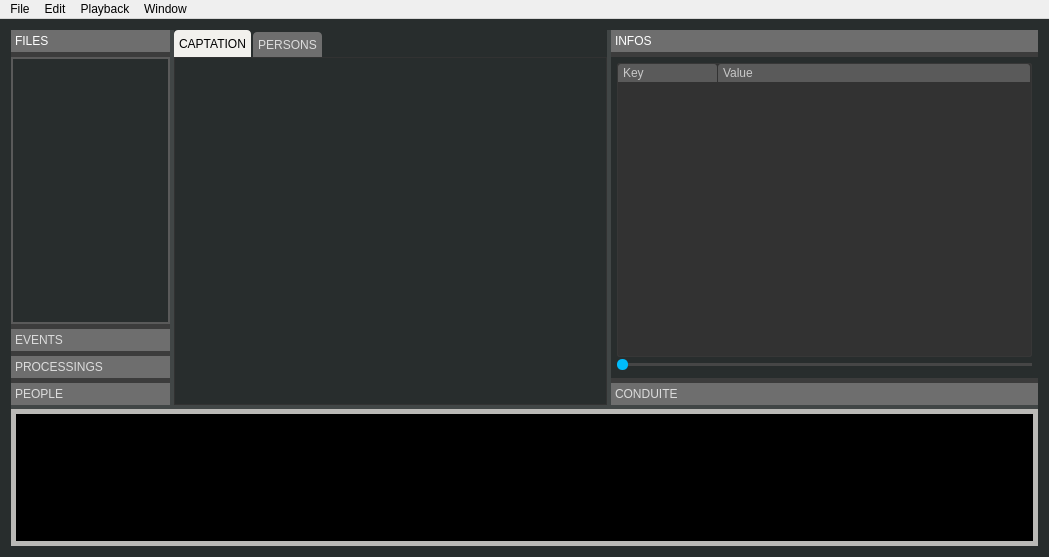
This is rekall.ui in Rekall/Rekall as Qt 5 draws it before an edit. The edited form follows.
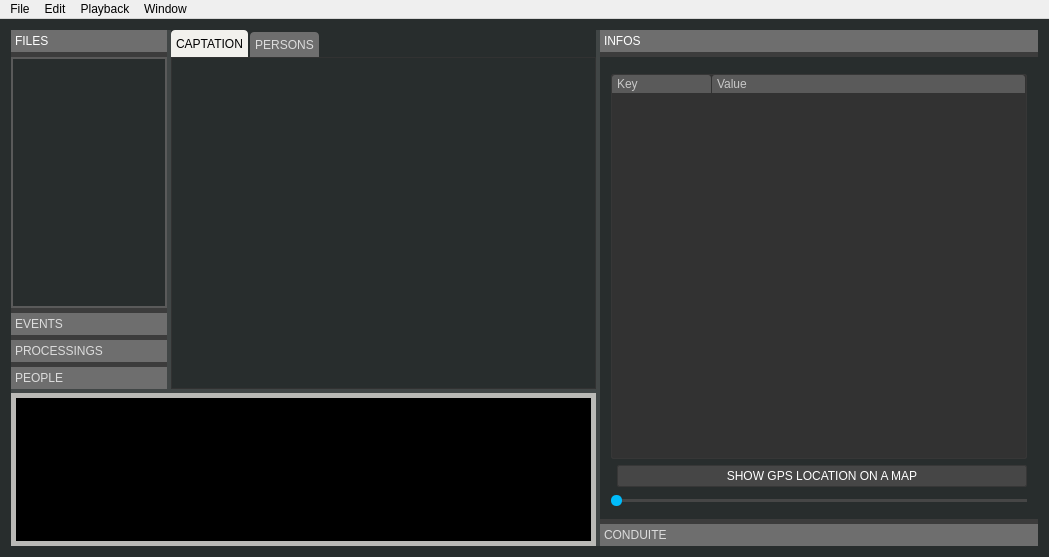
This is the edited form. The open tabs and pages were chosen to show the change. Icons and pictures are not drawn. Custom widgets are drawn as their Qt base class.

Commit message: UI tabs & conduite

```diff
--- a/rekall.ui
+++ b/rekall.ui
@@ -96,7 +96,7 @@
 QToolBox {
 	background-color: 				rgb(60, 60, 60);
 }
-QToolBox QWidget#chutierPage, QToolBox QWidget#feedPage, QToolBox QWidget#infosPage, QToolBox QWidget#conduitePage, QToolBox QWidget#tasksPage, QToolBox QWidget#peoplePage {
+QToolBox QWidget#chutierPage, QToolBox QWidget#feedPage, QToolBox QWidget#infosPage, QToolBox QWidget#conduitePage, QToolBox QWidget#tasksPage, QToolBox QWidget#peoplePage, QToolBox QWidget#previewPage {
 	background-color: 				rgb(40, 45, 45);
 }
 
@@ -346,7 +346,11 @@
   <widget class="QWidget" name="centralwidget">
    <layout class="QHBoxLayout" name="horizontalLayout">
     <item>
-     <widget class="QSplitter" name="mainSplitter">
+     <widget class="QSplitter" name="conduiteSplitter">
+      <property name="orientation">
+       <enum>Qt::Horizontal</enum>
+      </property>
+      <widget class="QSplitter" name="timelineSplitter">
       <property name="orientation">
        <enum>Qt::Vertical</enum>
       </property>
@@ -366,7 +370,7 @@
           <rect>
            <x>0</x>
            <y>0</y>
-           <width>215</width>
+            <width>155</width>
            <height>258</height>
           </rect>
          </property>
@@ -627,6 +631,16 @@
          </layout>
         </widget>
        </widget>
+       </widget>
+       <widget class="Timeline" name="timeline" native="true">
+        <property name="minimumSize">
+         <size>
+          <width>100</width>
+          <height>100</height>
+         </size>
+        </property>
+       </widget>
+      </widget>
        <widget class="QToolBox" name="toolBoxRight">
         <property name="currentIndex">
          <number>1</number>
@@ -639,20 +653,17 @@
           <rect>
            <x>0</x>
            <y>0</y>
-           <width>215</width>
-           <height>308</height>
+          <width>437</width>
+          <height>461</height>
           </rect>
          </property>
          <attribute name="label">
           <string>INFOS</string>
          </attribute>
          <layout class="QVBoxLayout" name="verticalLayout_7">
-          <property name="spacing">
-           <number>0</number>
-          </property>
-          <property name="margin">
-           <number>6</number>
-          </property>
+         <item>
+          <widget class="Previewer" name="preview" native="true"/>
+         </item>
           <item>
            <widget class="QTreeWidget" name="metadata">
             <property name="minimumSize">
@@ -679,6 +690,13 @@
             </column>
            </widget>
           </item>
+         <item>
+          <widget class="QPushButton" name="metadataOpenGps">
+           <property name="text">
+            <string>SHOW GPS LOCATION ON A MAP</string>
+           </property>
+          </widget>
+         </item>
           <item>
            <widget class="QSlider" name="metadataSlider">
             <property name="orientation">
@@ -721,15 +739,6 @@
         </widget>
        </widget>
       </widget>
-      <widget class="Timeline" name="timeline" native="true">
-       <property name="minimumSize">
-        <size>
-         <width>100</width>
-         <height>100</height>
-        </size>
-       </property>
-      </widget>
-     </widget>
     </item>
    </layout>
   </widget>
@@ -854,6 +863,12 @@
    <header>tasks/taskslist.h</header>
    <container>1</container>
   </customwidget>
+  <customwidget>
+   <class>Previewer</class>
+   <extends>QWidget</extends>
+   <header>gui/previewer.h</header>
+   <container>1</container>
+  </customwidget>
  </customwidgets>
  <resources/>
  <connections>
```
Left out of the diff: 40 changed lines with no effect on the pictures. Lines whose indentation alone changed are shown as unchanged. The commit also changes 19 other files.
